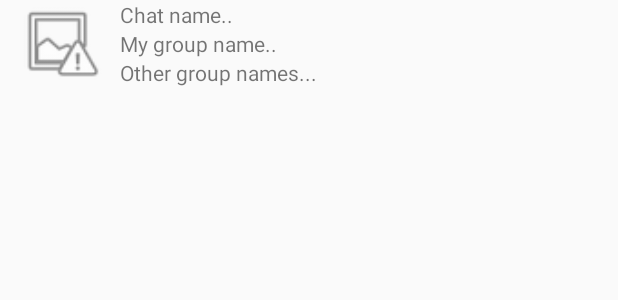
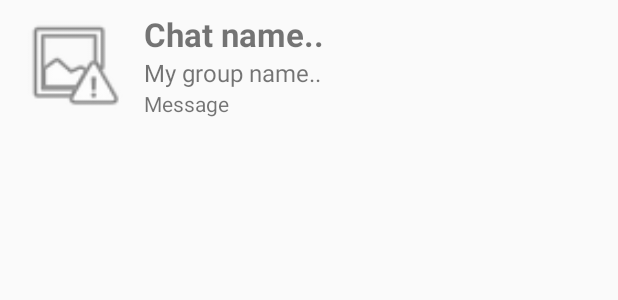
Before and after one commit to Luuk5001/S2Maatwerk, an Android app: the layout item_chat_list.xml on its own in the app's theme, with its tools: preview values and no code run, on a phone screen of 412 x 824 dp. Shown: the top 300 px of the screen. Run offline under Robolectric (Android 15) with nearby library versions, the phone set to English and light mode, and no system bars.

Commit message:
Made changes to item_chat and item_groups layout

```diff
--- a/app/src/main/java/com/s2m/maatwerkproject/adapters/GroupListAdapter.java
+++ b/app/src/main/java/com/s2m/maatwerkproject/adapters/GroupListAdapter.java
@@ -69,7 +69,7 @@ public class GroupListAdapter extends RecyclerView.Adapter<GroupListAdapter.Grou
                     userNames[i] = user.getName();
                     i++;
                 }
-                textViewGroupUsers.setText(StringUtils.join(userNames, "; "));
+                textViewGroupUsers.setText(StringUtils.join(userNames, ", "));
             }
         }
     }
--- a/app/src/main/java/com/s2m/maatwerkproject/models/Chat.java
+++ b/app/src/main/java/com/s2m/maatwerkproject/models/Chat.java
@@ -9,6 +9,7 @@ public class Chat {
     public Chat(String name, Group[] groups, Message[] messages) {
         this.name = name;
         this.groups = groups;
+        this.messages = messages;
     }
 
     public String getName() {
--- a/app/src/main/java/com/s2m/maatwerkproject/ui/fragment/GroupListFragment.java
+++ b/app/src/main/java/com/s2m/maatwerkproject/ui/fragment/GroupListFragment.java
@@ -3,6 +3,7 @@ package com.s2m.maatwerkproject.ui.fragment;
 import android.os.Bundle;
 import android.support.annotation.Nullable;
 import android.support.v4.app.Fragment;
+import android.support.v7.widget.DividerItemDecoration;
 import android.support.v7.widget.LinearLayoutManager;
 import android.support.v7.widget.RecyclerView;
 import android.view.LayoutInflater;
@@ -35,8 +36,10 @@ public class GroupListFragment extends Fragment {
         recyclerView.setEmptyView(emptyView);
         GroupListAdapter chatListAdapter = new GroupListAdapter(groups);
         recyclerView.setAdapter(chatListAdapter);
-        RecyclerView.LayoutManager layoutManager = new LinearLayoutManager(getActivity());
+        LinearLayoutManager layoutManager = new LinearLayoutManager(getActivity());
         recyclerView.setLayoutManager(layoutManager);
+        DividerItemDecoration dividerItemDecoration = new DividerItemDecoration(recyclerView.getContext(), layoutManager.getOrientation());
+        recyclerView.addItemDecoration(dividerItemDecoration);
 
         return view;
     }
--- a/app/src/main/res/layout/item_chat_list.xml
+++ b/app/src/main/res/layout/item_chat_list.xml
@@ -4,13 +4,16 @@
     xmlns:tools="http://schemas.android.com/tools"
     android:layout_width="match_parent"
     android:layout_height="wrap_content"
-    android:orientation="horizontal">
+    android:orientation="horizontal"
+    android:padding="8dp">
 
     <ImageView
         android:id="@+id/imageViewChatListImage"
         android:layout_width="80dp"
         android:layout_height="match_parent"
-        app:srcCompat="@android:drawable/ic_menu_report_image" />
+        app:srcCompat="@android:drawable/ic_menu_report_image"
+        android:layout_marginRight="8dp"
+        android:layout_marginEnd="8dp" />
 
     <LinearLayout
         android:id="@+id/linearLayoutChatList"
@@ -22,18 +25,28 @@
             android:id="@+id/textViewChatListName"
             android:layout_width="match_parent"
             android:layout_height="wrap_content"
+            android:textSize="22sp"
+            android:textStyle="bold"
             tools:text="Chat name.." />
 
         <TextView
-            android:id="@+id/textViewChatListMyGroup"
+            android:id="@+id/textViewChatListGroup"
             android:layout_width="match_parent"
             android:layout_height="wrap_content"
+            android:textSize="16sp"
             tools:text="My group name.." />
 
-        <TextView
-            android:id="@+id/textViewChatListOtherGroups"
+        <LinearLayout
             android:layout_width="match_parent"
-            android:layout_height="wrap_content"
-            tools:text="Other group names..." />
+            android:layout_height="match_parent"
+            android:orientation="horizontal">
+
+            <TextView
+                android:id="@+id/textViewChatListLastMessage"
+                android:layout_width="match_parent"
+                android:layout_height="wrap_content"
+                android:layout_weight="1"
+                tools:text="Message" />
+        </LinearLayout>
     </LinearLayout>
 </LinearLayout>
```
Also changed, not shown: app/src/main/java/com/s2m/maatwerkproject/adapters/ChatListAdapter.java (+43 -31 lines), app/src/main/java/com/s2m/maatwerkproject/ui/activity/MainActivity.java (+9 -1 lines), app/src/main/java/com/s2m/maatwerkproject/ui/fragment/ChatListFragment.java (+11 -2 lines), app/src/main/res/layout/item_group_list.xml (+12 -6 lines).
